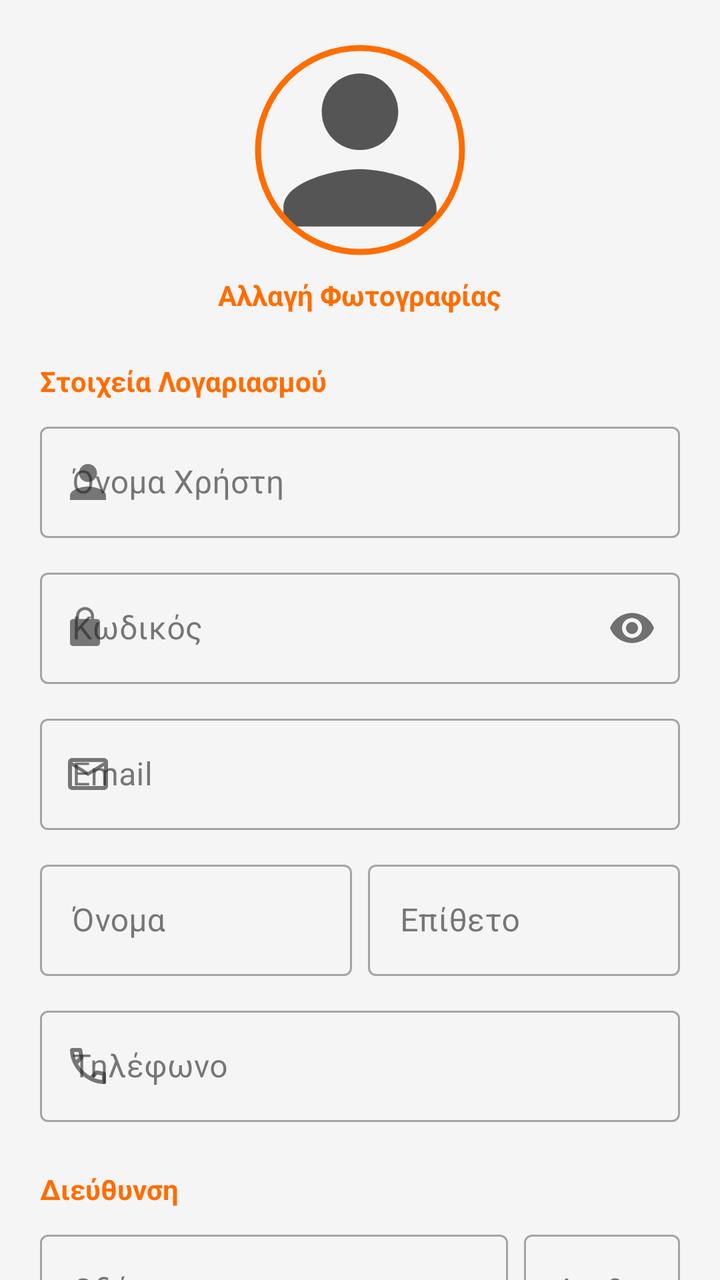
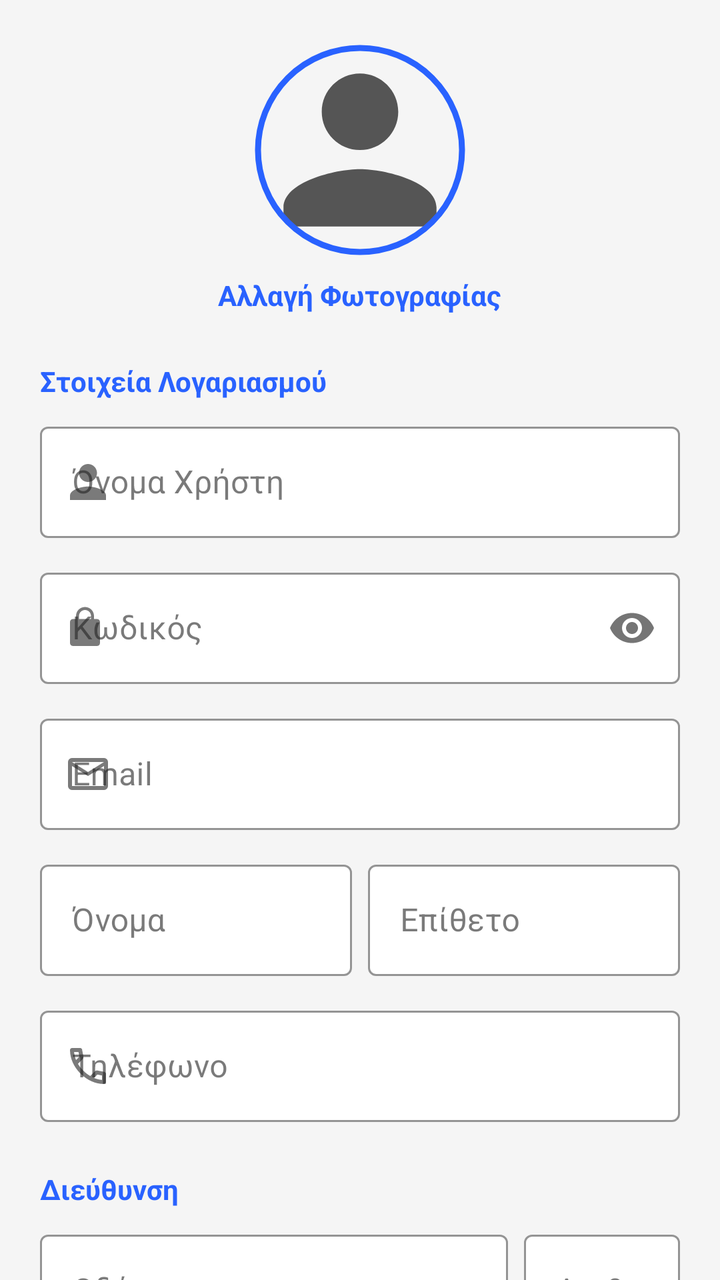

Before-and-after screenshots of an Android layout around one commit, followed by the original layout XML and the change that was made.
<!-- AndroidManifest.xml: application theme Theme.Team21 -->
<!-- res/layout/activity_admin_data.xml -->
<?xml version="1.0" encoding="utf-8"?>
<androidx.core.widget.NestedScrollView
    xmlns:android="http://schemas.android.com/apk/res/android"
    xmlns:app="http://schemas.android.com/apk/res-auto"
    xmlns:tools="http://schemas.android.com/tools"
    android:id="@+id/adminData"
    android:layout_width="match_parent"
    android:layout_height="match_parent"
    android:fillViewport="true"
    android:background="?android:attr/windowBackground"
    tools:context=".view.admin.data.AdminDataActivity">

    <LinearLayout
        android:layout_width="match_parent"
        android:layout_height="wrap_content"
        android:orientation="vertical"
        android:padding="20dp">

        <LinearLayout
            android:layout_width="match_parent"
            android:layout_height="wrap_content"
            android:gravity="center"
            android:layout_marginBottom="24dp"
            android:orientation="vertical">

            <com.google.android.material.imageview.ShapeableImageView
                android:id="@+id/ivProfileImage"
                android:layout_width="110dp"
                android:layout_height="110dp"
                android:src="@drawable/ic_person"
                android:padding="4dp"
                android:scaleType="centerCrop"
                app:strokeWidth="3dp"
                app:strokeColor="?attr/colorSecondary"
                app:shapeAppearanceOverlay="@style/CircleImage" />

            <TextView
                android:id="@+id/tvChangePhoto"
                android:layout_width="wrap_content"
                android:layout_height="wrap_content"
                android:layout_marginTop="8dp"
                android:text="Αλλαγή Φωτογραφίας"
                android:textColor="?attr/colorSecondary"
                android:textStyle="bold"
                android:background="?attr/selectableItemBackground"
                android:clickable="true"
                android:focusable="true" />
        </LinearLayout>

        <TextView
            android:layout_width="wrap_content"
            android:layout_height="wrap_content"
            android:layout_marginBottom="8dp"
            android:text="Στοιχεία Λογαριασμού"
            android:textColor="?attr/colorSecondary"
            android:textStyle="bold" />

        <com.google.android.material.textfield.TextInputLayout
            style="@style/Widget.MaterialComponents.TextInputLayout.OutlinedBox"
            android:layout_width="match_parent"
            android:layout_height="wrap_content"
            android:layout_marginBottom="12dp"
            android:hint="Όνομα Χρήστη"
            app:startIconDrawable="@drawable/ic_person">

            <com.google.android.material.textfield.TextInputEditText
                android:id="@+id/etAdminUsername"
                android:layout_width="match_parent"
                android:layout_height="wrap_content"
                android:inputType="textPersonName" />
        </com.google.android.material.textfield.TextInputLayout>

        <com.google.android.material.textfield.TextInputLayout
            style="@style/Widget.MaterialComponents.TextInputLayout.OutlinedBox"
            android:layout_width="match_parent"
            android:layout_height="wrap_content"
            android:layout_marginBottom="12dp"
            android:hint="Κωδικός"
            app:passwordToggleEnabled="true"
            app:startIconDrawable="@drawable/ic_lock">

            <com.google.android.material.textfield.TextInputEditText
                android:id="@+id/etAdminPassword"
                android:layout_width="match_parent"
                android:layout_height="wrap_content"
                android:inputType="textPassword" />
        </com.google.android.material.textfield.TextInputLayout>

        <com.google.android.material.textfield.TextInputLayout
            style="@style/Widget.MaterialComponents.TextInputLayout.OutlinedBox"
            android:layout_width="match_parent"
            android:layout_height="wrap_content"
            android:layout_marginBottom="12dp"
            android:hint="Email"
            app:startIconDrawable="@drawable/ic_email">

            <com.google.android.material.textfield.TextInputEditText
                android:id="@+id/etAdminEmail"
                android:layout_width="match_parent"
                android:layout_height="wrap_content"
                android:inputType="textEmailAddress" />
        </com.google.android.material.textfield.TextInputLayout>

        <LinearLayout
            android:layout_width="match_parent"
            android:layout_height="wrap_content"
            android:orientation="horizontal"
            android:baselineAligned="false">

            <com.google.android.material.textfield.TextInputLayout
                style="@style/Widget.MaterialComponents.TextInputLayout.OutlinedBox"
                android:layout_width="0dp"
                android:layout_height="wrap_content"
                android:layout_marginEnd="8dp"
                android:layout_weight="1"
                android:hint="Όνομα">

                <com.google.android.material.textfield.TextInputEditText
                    android:id="@+id/etAdminFirstName"
                    android:layout_width="match_parent"
                    android:layout_height="wrap_content"
                    android:inputType="textPersonName" />
            </com.google.android.material.textfield.TextInputLayout>

            <com.google.android.material.textfield.TextInputLayout
                style="@style/Widget.MaterialComponents.TextInputLayout.OutlinedBox"
                android:layout_width="0dp"
                android:layout_height="wrap_content"
                android:layout_weight="1"
                android:hint="Επίθετο">

                <com.google.android.material.textfield.TextInputEditText
                    android:id="@+id/etAdminLastName"
                    android:layout_width="match_parent"
                    android:layout_height="wrap_content"
                    android:inputType="textPersonName" />
            </com.google.android.material.textfield.TextInputLayout>
        </LinearLayout>

        <com.google.android.material.textfield.TextInputLayout
            style="@style/Widget.MaterialComponents.TextInputLayout.OutlinedBox"
            android:layout_width="match_parent"
            android:layout_height="wrap_content"
            android:layout_marginTop="12dp"
            android:layout_marginBottom="24dp"
            android:hint="Τηλέφωνο"
            app:startIconDrawable="@drawable/ic_phone">

            <com.google.android.material.textfield.TextInputEditText
                android:id="@+id/etAdminPhone"
                android:layout_width="match_parent"
                android:layout_height="wrap_content"
                android:inputType="phone" />
        </com.google.android.material.textfield.TextInputLayout>

        <TextView
            android:layout_width="wrap_content"
            android:layout_height="wrap_content"
            android:layout_marginBottom="8dp"
            android:text="Διεύθυνση"
            android:textColor="?attr/colorSecondary"
            android:textStyle="bold" />

        <LinearLayout
            android:layout_width="match_parent"
            android:layout_height="wrap_content"
            android:orientation="horizontal">

            <com.google.android.material.textfield.TextInputLayout
                style="@style/Widget.MaterialComponents.TextInputLayout.OutlinedBox"
                android:layout_width="0dp"
                android:layout_height="wrap_content"
                android:layout_marginEnd="8dp"
                android:layout_weight="3"
                android:hint="Οδός">

                <com.google.android.material.textfield.TextInputEditText
                    android:id="@+id/etAdminStreet"
                    android:layout_width="match_parent"
                    android:layout_height="wrap_content"
                    android:inputType="textPostalAddress" />
            </com.google.android.material.textfield.TextInputLayout>

            <com.google.android.material.textfield.TextInputLayout
                style="@style/Widget.MaterialComponents.TextInputLayout.OutlinedBox"
                android:layout_width="0dp"
                android:layout_height="wrap_content"
                android:layout_weight="1"
                android:hint="Αριθμός">

                <com.google.android.material.textfield.TextInputEditText
                    android:id="@+id/etAdminStreetNo"
                    android:layout_width="match_parent"
                    android:layout_height="wrap_content"
                    android:inputType="number" />
            </com.google.android.material.textfield.TextInputLayout>
        </LinearLayout>

        <LinearLayout
            android:layout_width="match_parent"
            android:layout_height="wrap_content"
            android:orientation="horizontal"
            android:layout_marginTop="12dp"
            android:layout_marginBottom="32dp">

            <com.google.android.material.textfield.TextInputLayout
                style="@style/Widget.MaterialComponents.TextInputLayout.OutlinedBox"
                android:layout_width="0dp"
                android:layout_height="wrap_content"
                android:layout_marginEnd="8dp"
                android:layout_weight="2"
                android:hint="Πόλη">

                <com.google.android.material.textfield.TextInputEditText
                    android:id="@+id/etAdminCity"
                    android:layout_width="match_parent"
                    android:layout_height="wrap_content"
                    android:inputType="text" />
            </com.google.android.material.textfield.TextInputLayout>

            <com.google.android.material.textfield.TextInputLayout
                style="@style/Widget.MaterialComponents.TextInputLayout.OutlinedBox"
                android:layout_width="0dp"
                android:layout_height="wrap_content"
                android:layout_weight="1"
                android:hint="Τ.Κ.">

                <com.google.android.material.textfield.TextInputEditText
                    android:id="@+id/etAdminZip"
                    android:layout_width="match_parent"
                    android:layout_height="wrap_content"
                    android:inputType="number" />
            </com.google.android.material.textfield.TextInputLayout>
        </LinearLayout>

        <com.google.android.material.button.MaterialButton
            android:id="@+id/btnSaveAdminData"
            android:layout_width="match_parent"
            android:layout_height="60dp"
            android:layout_marginBottom="16dp"
            android:backgroundTint="?attr/colorPrimary"
            android:text="ΑΠΟΘΗΚΕΥΣΗ"
            android:textColor="@color/white"
            android:textSize="16sp"
            android:textStyle="bold"
            app:cornerRadius="12dp" />

    </LinearLayout>
</androidx.core.widget.NestedScrollView>
<!-- resources referenced by this layout -->
<resources>
  <color name="white">#FFFFFFFF</color>
  <!-- drawable ic_email (drawable) -->
  <vector xmlns:android="http://schemas.android.com/apk/res/android"
      android:width="24dp"
      android:height="24dp"
      android:viewportWidth="960"
      android:viewportHeight="960"
      android:tint="?attr/colorControlNormal">
    <path
        android:fillColor="@android:color/white"
        android:pathData="M160,800Q127,800 103.5,776.5Q80,753 80,720L80,240Q80,207 103.5,183.5Q127,160 160,160L800,160Q833,160 856.5,183.5Q880,207 880,240L880,720Q880,753 856.5,776.5Q833,800 800,800L160,800ZM480,520L160,320L160,720Q160,720 160,720Q160,720 160,720L800,720Q800,720 800,720Q800,720 800,720L800,320L480,520ZM480,440L800,240L160,240L480,440ZM160,320L160,240L160,240L160,320L160,720Q160,720 160,720Q160,720 160,720L160,720Q160,720 160,720Q160,720 160,720L160,320Z"/>
  </vector>
  <!-- drawable ic_lock (drawable) -->
  <vector xmlns:android="http://schemas.android.com/apk/res/android"
      android:width="24dp"
      android:height="24dp"
      android:viewportWidth="1024"
      android:viewportHeight="1024">
    <path
        android:fillColor="#555555"
        android:pathData="M704 320h-64v-64c0-105.9-86.1-192-192-192S256 150.1 256 256v64h-64c-35.3 0-64 28.7-64 64v448c0 35.3 28.7 64 64 64h512c35.3 0 64-28.7 64-64V384c0-35.3-28.7-64-64-64z m-384-64c0-70.6 57.4-128 128-128s128 57.4 128 128v64H320v-64z"/>
  </vector>
  <!-- drawable ic_person (drawable) -->
  <vector xmlns:android="http://schemas.android.com/apk/res/android"
      android:width="24dp"
      android:height="24dp"
      android:viewportWidth="1024"
      android:viewportHeight="1024">
    <path
        android:fillColor="#555555"
        android:pathData="M512,512c105.6,0 192,-86.4 192,-192s-86.4,-192 -192,-192 -192,86.4 -192,192S406.4,512 512,512zM512,608c-127.2,0 -384,64.8 -384,192l0,96 768,0 0,-96C896,672.8 639.2,608 512,608z"/>
  </vector>
  <style name="CircleImage">
          <item name="cornerFamily">rounded</item>
          <item name="cornerSize">50%</item>
      </style>
  <style name="Theme.Team21" parent="Base.Theme.Team21" />
  <style name="Base.Theme.Team21" parent="Theme.Material3.DayNight.NoActionBar">
  
          
          <item name="android:windowBackground">@color/bg_light</item>
          <item name="colorSurface">@color/card_light</item>
          <item name="colorSurfaceVariant">@color/input_bg_light</item>
  
          
          <item name="colorOnSurface">@color/text_dark</item>
          <item name="colorOnSurfaceVariant">@color/text_muted_light</item>
  
          <item name="colorOnPrimary">@color/white</item>
  
          
          <item name="colorPrimary">@color/eshop_primary</item>
          <item name="colorSecondary">@color/eshop_accent</item>
  
          <item name="colorError">@color/error_red_light</item>
  
          
          <item name="android:statusBarColor">@color/bg_light</item>
          <item name="android:windowLightStatusBar">true</item>
  
          
          <item name="colorFilterActive">@color/filter_active_light</item>
          <item name="colorFilterUnselected">@color/filter_bg_unselected_light</item>
  
          
          <item name="colorMenuButton">@color/teal_menu_light</item>
      </style>
  <color name="bg_light">#F5F5F5</color>
  <color name="card_light">#FFFFFF</color>
  <color name="input_bg_light">#EBEBEB</color>
  <color name="text_dark">#212121</color>
  <color name="text_muted_light">#757575</color>
  <color name="eshop_primary">#2962FF</color>
  <color name="eshop_accent">#FF6D00</color>
  <color name="error_red_light">#D32F2F</color>
  <color name="filter_active_light">#2962FF</color>
  <color name="filter_bg_unselected_light">#E0E0E0</color>
  <color name="teal_menu_light">#009688</color>
  <!-- unchanged entries left out for length: 1 -->
</resources>

<!-- the commit's change to res/layout/activity_admin_data.xml (unified diff, before → after) -->
@@ -31,7 +31,7 @@
                 android:padding="4dp"
                 android:scaleType="centerCrop"
                 app:strokeWidth="3dp"
-                app:strokeColor="?attr/colorSecondary"
+                app:strokeColor="?attr/colorPrimary"
                 app:shapeAppearanceOverlay="@style/CircleImage" />
 
             <TextView
@@ -40,7 +40,7 @@
                 android:layout_height="wrap_content"
                 android:layout_marginTop="8dp"
                 android:text="Αλλαγή Φωτογραφίας"
-                android:textColor="?attr/colorSecondary"
+                android:textColor="?attr/colorPrimary"
                 android:textStyle="bold"
                 android:background="?attr/selectableItemBackground"
                 android:clickable="true"
@@ -52,7 +52,7 @@
             android:layout_height="wrap_content"
             android:layout_marginBottom="8dp"
             android:text="Στοιχεία Λογαριασμού"
-            android:textColor="?attr/colorSecondary"
+            android:textColor="?attr/colorPrimary"
             android:textStyle="bold" />
 
         <com.google.android.material.textfield.TextInputLayout
@@ -60,6 +60,8 @@
             android:layout_width="match_parent"
             android:layout_height="wrap_content"
             android:layout_marginBottom="12dp"
+            app:boxBackgroundColor="?attr/colorSurface"
+            app:boxStrokeColor="?attr/colorPrimary"
             android:hint="Όνομα Χρήστη"
             app:startIconDrawable="@drawable/ic_person">
 
@@ -67,6 +69,7 @@
                 android:id="@+id/etAdminUsername"
                 android:layout_width="match_parent"
                 android:layout_height="wrap_content"
+                android:textColor="?attr/colorOnSurface"
                 android:inputType="textPersonName" />
         </com.google.android.material.textfield.TextInputLayout>
 
@@ -75,6 +78,8 @@
             android:layout_width="match_parent"
             android:layout_height="wrap_content"
             android:layout_marginBottom="12dp"
+            app:boxBackgroundColor="?attr/colorSurface"
+            app:boxStrokeColor="?attr/colorPrimary"
             android:hint="Κωδικός"
             app:passwordToggleEnabled="true"
             app:startIconDrawable="@drawable/ic_lock">
@@ -83,6 +88,7 @@
                 android:id="@+id/etAdminPassword"
                 android:layout_width="match_parent"
                 android:layout_height="wrap_content"
+                android:textColor="?attr/colorOnSurface"
                 android:inputType="textPassword" />
         </com.google.android.material.textfield.TextInputLayout>
 
@@ -91,6 +97,8 @@
             android:layout_width="match_parent"
             android:layout_height="wrap_content"
             android:layout_marginBottom="12dp"
+            app:boxBackgroundColor="?attr/colorSurface"
+            app:boxStrokeColor="?attr/colorPrimary"
             android:hint="Email"
             app:startIconDrawable="@drawable/ic_email">
 
@@ -98,6 +106,7 @@
                 android:id="@+id/etAdminEmail"
                 android:layout_width="match_parent"
                 android:layout_height="wrap_content"
+                android:textColor="?attr/colorOnSurface"
                 android:inputType="textEmailAddress" />
         </com.google.android.material.textfield.TextInputLayout>
 
@@ -113,12 +122,15 @@
                 android:layout_height="wrap_content"
                 android:layout_marginEnd="8dp"
                 android:layout_weight="1"
+                app:boxBackgroundColor="?attr/colorSurface"
+                app:boxStrokeColor="?attr/colorPrimary"
                 android:hint="Όνομα">
 
                 <com.google.android.material.textfield.TextInputEditText
                     android:id="@+id/etAdminFirstName"
                     android:layout_width="match_parent"
                     android:layout_height="wrap_content"
+                    android:textColor="?attr/colorOnSurface"
                     android:inputType="textPersonName" />
             </com.google.android.material.textfield.TextInputLayout>
 
@@ -127,12 +139,15 @@
                 android:layout_width="0dp"
                 android:layout_height="wrap_content"
                 android:layout_weight="1"
+                app:boxBackgroundColor="?attr/colorSurface"
+                app:boxStrokeColor="?attr/colorPrimary"
                 android:hint="Επίθετο">
 
                 <com.google.android.material.textfield.TextInputEditText
                     android:id="@+id/etAdminLastName"
                     android:layout_width="match_parent"
                     android:layout_height="wrap_content"
+                    android:textColor="?attr/colorOnSurface"
                     android:inputType="textPersonName" />
             </com.google.android.material.textfield.TextInputLayout>
         </LinearLayout>
@@ -143,6 +158,8 @@
             android:layout_height="wrap_content"
             android:layout_marginTop="12dp"
             android:layout_marginBottom="24dp"
+            app:boxBackgroundColor="?attr/colorSurface"
+            app:boxStrokeColor="?attr/colorPrimary"
             android:hint="Τηλέφωνο"
             app:startIconDrawable="@drawable/ic_phone">
 
@@ -150,6 +167,7 @@
                 android:id="@+id/etAdminPhone"
                 android:layout_width="match_parent"
                 android:layout_height="wrap_content"
+                android:textColor="?attr/colorOnSurface"
                 android:inputType="phone" />
         </com.google.android.material.textfield.TextInputLayout>
 
@@ -158,7 +176,7 @@
             android:layout_height="wrap_content"
             android:layout_marginBottom="8dp"
             android:text="Διεύθυνση"
-            android:textColor="?attr/colorSecondary"
+            android:textColor="?attr/colorPrimary"
             android:textStyle="bold" />
 
         <LinearLayout
@@ -172,12 +190,15 @@
                 android:layout_height="wrap_content"
                 android:layout_marginEnd="8dp"
                 android:layout_weight="3"
+                app:boxBackgroundColor="?attr/colorSurface"
+                app:boxStrokeColor="?attr/colorPrimary"
                 android:hint="Οδός">
 
                 <com.google.android.material.textfield.TextInputEditText
                     android:id="@+id/etAdminStreet"
                     android:layout_width="match_parent"
                     android:layout_height="wrap_content"
+                    android:textColor="?attr/colorOnSurface"
                     android:inputType="textPostalAddress" />
             </com.google.android.material.textfield.TextInputLayout>
 
@@ -186,12 +207,15 @@
                 android:layout_width="0dp"
                 android:layout_height="wrap_content"
                 android:layout_weight="1"
+                app:boxBackgroundColor="?attr/colorSurface"
+                app:boxStrokeColor="?attr/colorPrimary"
                 android:hint="Αριθμός">
 
                 <com.google.android.material.textfield.TextInputEditText
                     android:id="@+id/etAdminStreetNo"
                     android:layout_width="match_parent"
                     android:layout_height="wrap_content"
+                    android:textColor="?attr/colorOnSurface"
                     android:inputType="number" />
             </com.google.android.material.textfield.TextInputLayout>
         </LinearLayout>
@@ -209,12 +233,15 @@
                 android:layout_height="wrap_content"
                 android:layout_marginEnd="8dp"
                 android:layout_weight="2"
+                app:boxBackgroundColor="?attr/colorSurface"
+                app:boxStrokeColor="?attr/colorPrimary"
                 android:hint="Πόλη">
 
                 <com.google.android.material.textfield.TextInputEditText
                     android:id="@+id/etAdminCity"
                     android:layout_width="match_parent"
                     android:layout_height="wrap_content"
+                    android:textColor="?attr/colorOnSurface"
                     android:inputType="text" />
             </com.google.android.material.textfield.TextInputLayout>
 
@@ -223,12 +250,15 @@
                 android:layout_width="0dp"
                 android:layout_height="wrap_content"
                 android:layout_weight="1"
+                app:boxBackgroundColor="?attr/colorSurface"
+                app:boxStrokeColor="?attr/colorPrimary"
                 android:hint="Τ.Κ.">
 
                 <com.google.android.material.textfield.TextInputEditText
                     android:id="@+id/etAdminZip"
                     android:layout_width="match_parent"
                     android:layout_height="wrap_content"
+                    android:textColor="?attr/colorOnSurface"
                     android:inputType="number" />
             </com.google.android.material.textfield.TextInputLayout>
         </LinearLayout>
@@ -240,7 +270,7 @@
             android:layout_marginBottom="16dp"
             android:backgroundTint="?attr/colorPrimary"
             android:text="ΑΠΟΘΗΚΕΥΣΗ"
-            android:textColor="@color/white"
+            android:textColor="?attr/colorOnPrimary"
             android:textSize="16sp"
             android:textStyle="bold"
             app:cornerRadius="12dp" />
